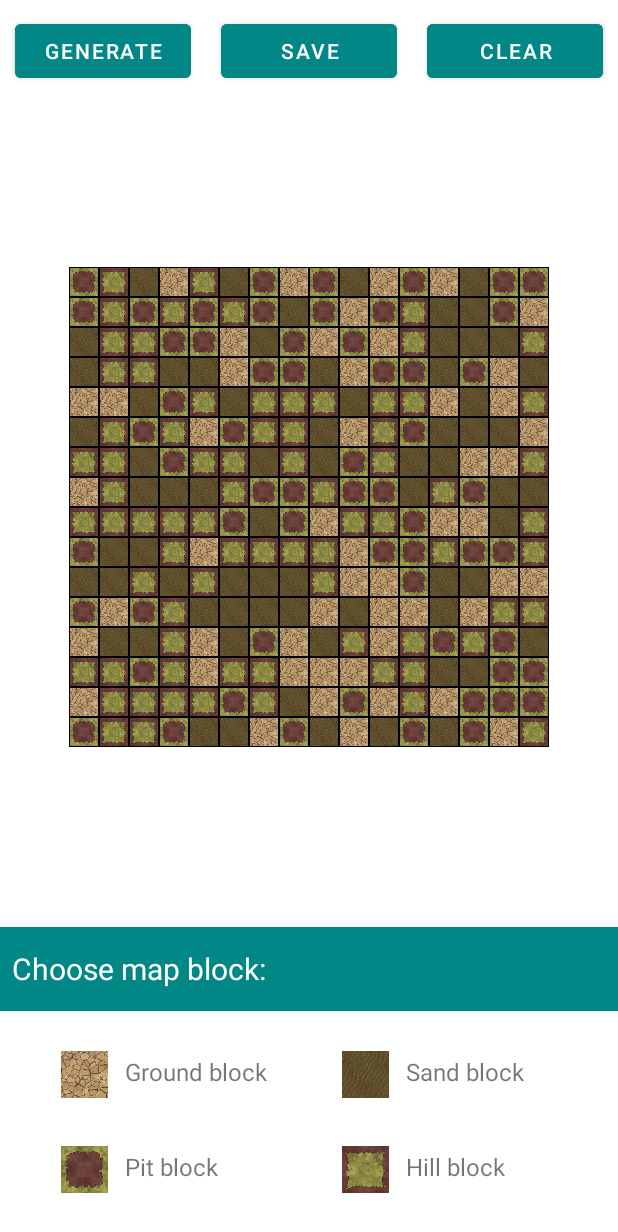
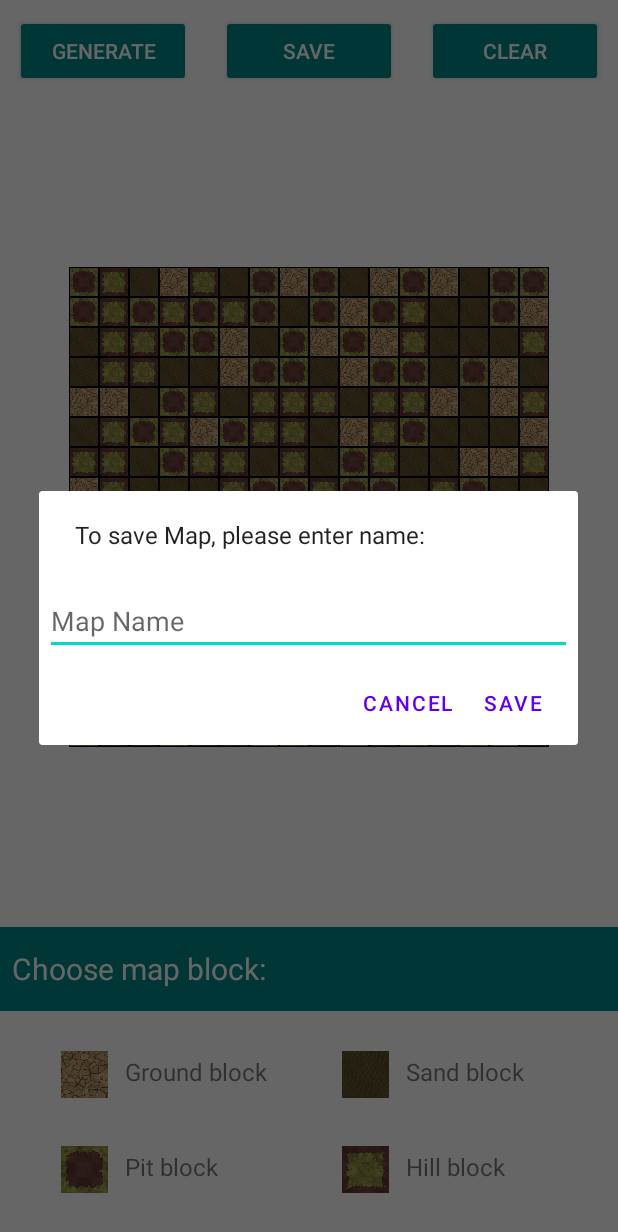
Before and after one commit to hkeper/internshipScand, an Android app: the screen it shows after launch (MainActivity), after a tap on "SAVE", on a phone screen of 412 x 824 dp. Shown: the top 1232 px of the screen. Run offline under Robolectric (Android 15) with nearby library versions, the phone set to English and light mode, and no system bars; our stand-ins replace Timber, data binding; 1 other tap on this screen came first.

Commit message:
Add save map dialog - done

```diff
--- a/app/src/main/java/com/scand/internship/mars_scout/MainActivity.kt
+++ b/app/src/main/java/com/scand/internship/mars_scout/MainActivity.kt
@@ -2,9 +2,13 @@ package com.scand.internship.mars_scout
 
 import androidx.appcompat.app.AppCompatActivity
 import android.os.Bundle
+import androidx.fragment.app.DialogFragment
+import androidx.fragment.app.FragmentActivity
+import com.scand.internship.mars_scout.mapeditor.SaveMapDialog
 import timber.log.Timber
 
-class MainActivity : AppCompatActivity() {
+class MainActivity : FragmentActivity() {
+
     override fun onCreate(savedInstanceState: Bundle?) {
         super.onCreate(savedInstanceState)
         setContentView(R.layout.activity_main)
--- a/app/src/main/java/com/scand/internship/mars_scout/mapeditor/MapEditorFragment.kt
+++ b/app/src/main/java/com/scand/internship/mars_scout/mapeditor/MapEditorFragment.kt
@@ -19,15 +19,19 @@ import com.scand.internship.mars_scout.models.BlockType
 import com.scand.internship.mars_scout.models.MapBlock
 import android.view.MotionEvent
 import androidx.core.content.ContextCompat
+import androidx.fragment.app.DialogFragment
+import androidx.fragment.app.FragmentActivity
+import androidx.fragment.app.FragmentManager
 import com.scand.internship.mars_scout.models.GameMap
 import java.util.*
 
 
-class MapEditorFragment : Fragment() {
+class MapEditorFragment : Fragment(){
 
     private var listUIMapBlocks: MutableList<MutableList<ImageView>> = mutableListOf()
     private var listChooseMapBlockTypes: MutableList<ImageView> = mutableListOf()
     private lateinit var gameUIMap: GameMap
+    private val dialog = SaveMapDialog()
 
     private val viewModel: MapEditorViewModel by lazy {
         ViewModelProvider(this)[MapEditorViewModel::class.java]
@@ -41,7 +45,6 @@ class MapEditorFragment : Fragment() {
     ): View {
 
         binding = MapEditorFragmentBinding.inflate(inflater)
-
         binding.viewModel = viewModel
 
         getImageViewMapBlocks()
@@ -70,7 +73,7 @@ class MapEditorFragment : Fragment() {
         }
 
         binding.saveMap.setOnClickListener {
-            // Doesn't work resources.getDimension(R.dimen.default_map_size_x).toInt()
+            dialog.show(requireActivity().supportFragmentManager, "Save Map dialog")
             saveMap()
         }
 
--- a/app/src/main/java/com/scand/internship/mars_scout/mapeditor/MapEditorViewModel.kt
+++ b/app/src/main/java/com/scand/internship/mars_scout/mapeditor/MapEditorViewModel.kt
@@ -73,4 +73,9 @@ class MapEditorViewModel : ViewModel() {
         _gameMap.value = map
     }
 
+    fun setMapName(name: String){
+        _gameMap.value = GameMap(_gameMap.value?.id ?: UUID.randomUUID(), name,
+            _gameMap.value?.size, _gameMap.value?.blocks)
+    }
+
 }
--- /dev/null
+++ b/app/src/main/java/com/scand/internship/mars_scout/mapeditor/SaveMapDialog.kt
@@ -0,0 +1,49 @@
+package com.scand.internship.mars_scout.mapeditor
+
+import android.app.AlertDialog
+import android.app.Dialog
+import android.os.Bundle
+import android.widget.EditText
+import android.widget.Toast
+import androidx.fragment.app.DialogFragment
+import androidx.lifecycle.ViewModelProvider
+import com.scand.internship.mars_scout.R
+
+class SaveMapDialog: DialogFragment() {
+
+    private val viewModel: MapEditorViewModel by lazy {
+        ViewModelProvider(this)[MapEditorViewModel::class.java]
+    }
+
+    override fun onCreateDialog(savedInstanceState: Bundle?): Dialog {
+        return activity?.let {
+            // Use the Builder class for convenient dialog construction
+            val builder = AlertDialog.Builder(it)
+            val inflater = requireActivity().layoutInflater
+
+            builder.setMessage(R.string.save_dialog_message)
+                .setView(inflater.inflate(R.layout.dialog_save_map, null))
+                .setNegativeButton(R.string.cancel, null)
+                .setPositiveButton(R.string.save, null)
+
+            builder.create().apply {
+                setOnShowListener {
+                    getButton(AlertDialog.BUTTON_POSITIVE).setOnClickListener {
+                        //Validate and dismiss
+
+                        val mapName = (dialog as Dialog).findViewById<EditText>(R.id.mapname)
+
+                        if(!mapName.text.isNullOrEmpty()){
+                            viewModel.setMapName(mapName.text.toString())
+                            dismiss()
+                        }else{
+                            Toast.makeText(context, "Please enter Map name",
+                                Toast.LENGTH_SHORT).show()
+                        }
+                    }
+                }
+            }
+        } ?: throw IllegalStateException("Activity cannot be null")
+    }
+
+}
--- /dev/null
+++ b/app/src/main/res/layout/dialog_save_map.xml
@@ -0,0 +1,17 @@
+<?xml version="1.0" encoding="utf-8"?>
+<LinearLayout xmlns:android="http://schemas.android.com/apk/res/android"
+    android:orientation="vertical"
+    android:layout_width="wrap_content"
+    android:layout_height="wrap_content">
+    <EditText
+        android:id="@+id/mapname"
+        android:inputType="text"
+        android:layout_width="match_parent"
+        android:layout_height="wrap_content"
+        android:layout_marginTop="16dp"
+        android:layout_marginLeft="4dp"
+        android:layout_marginRight="4dp"
+        android:layout_marginBottom="4dp"
+        android:hint="@string/map_name"
+        android:autofillHints="" />
+</LinearLayout>
--- a/app/src/main/res/values/strings.xml
+++ b/app/src/main/res/values/strings.xml
@@ -8,4 +8,7 @@
     <string name="hill_block">Hill block</string>
     <string name="save">Save</string>
     <string name="clear">Clear</string>
+    <string name="cancel">Cancel</string>
+    <string name="save_dialog_message">To save Map, please enter name:</string>
+    <string name="map_name">Map Name</string>
 </resources>
```
